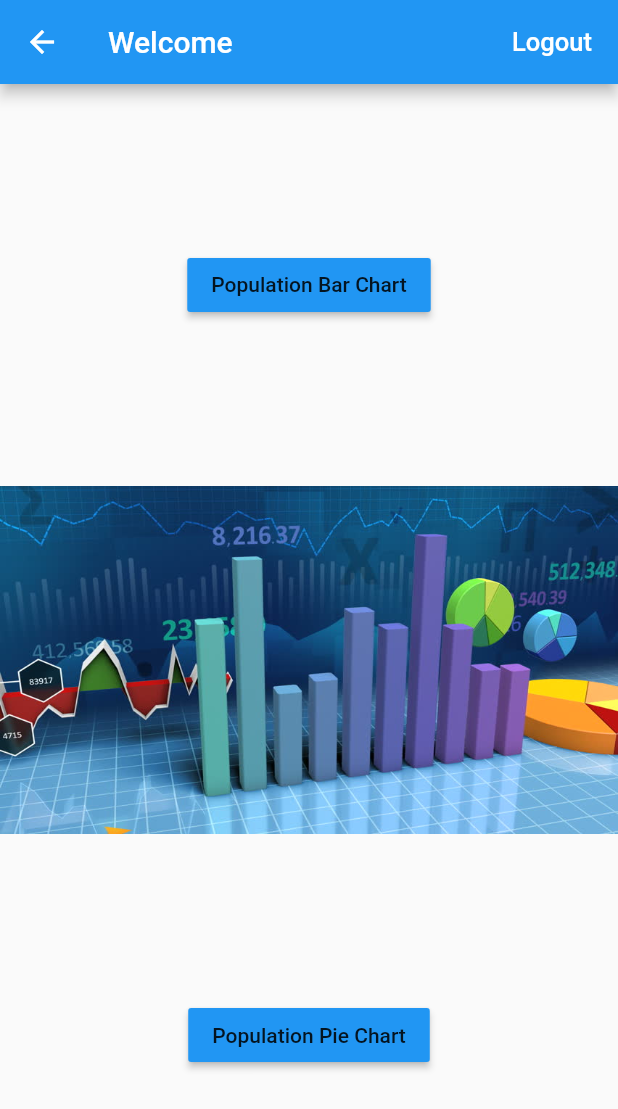
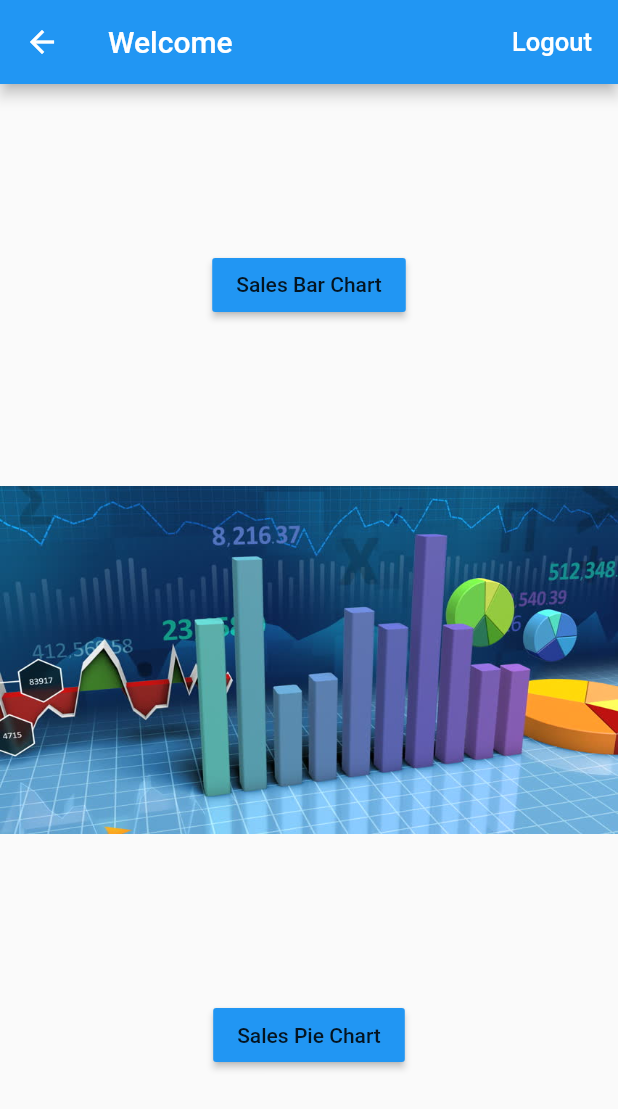
Before and after one commit to kademanec/authentication, a Flutter app: the HomePage screen opened directly, on a phone screen of 412 x 824 dp. Shown: the top 1109 px of the screen. Run offline on Flutter 3.47's test engine with Material 2 defaults, Android fonts, the phone set to English and light mode, and no system bars; our stand-ins replace charts_flutter, cloud_firestore, firebase_auth; accounts and stored records are empty.

Commit message:
Update home_page.dart

```diff
--- a/lib/home_page.dart
+++ b/lib/home_page.dart
@@ -52,7 +52,7 @@ class HomePage extends StatelessWidget {
             RaisedButton(
 
               color:Colors.blue,
-              child: Text('Population Bar Chart'),
+              child: Text('Sales Bar Chart'),
               onPressed: (){
                 Navigator.push(
                   context,
@@ -75,7 +75,7 @@ class HomePage extends StatelessWidget {
             RaisedButton(
 
               color:Colors.blue,
-              child: Text('Population Pie Chart'),
+              child: Text('Sales Pie Chart'),
               onPressed: (){
                 Navigator.push(
                   context,
```
